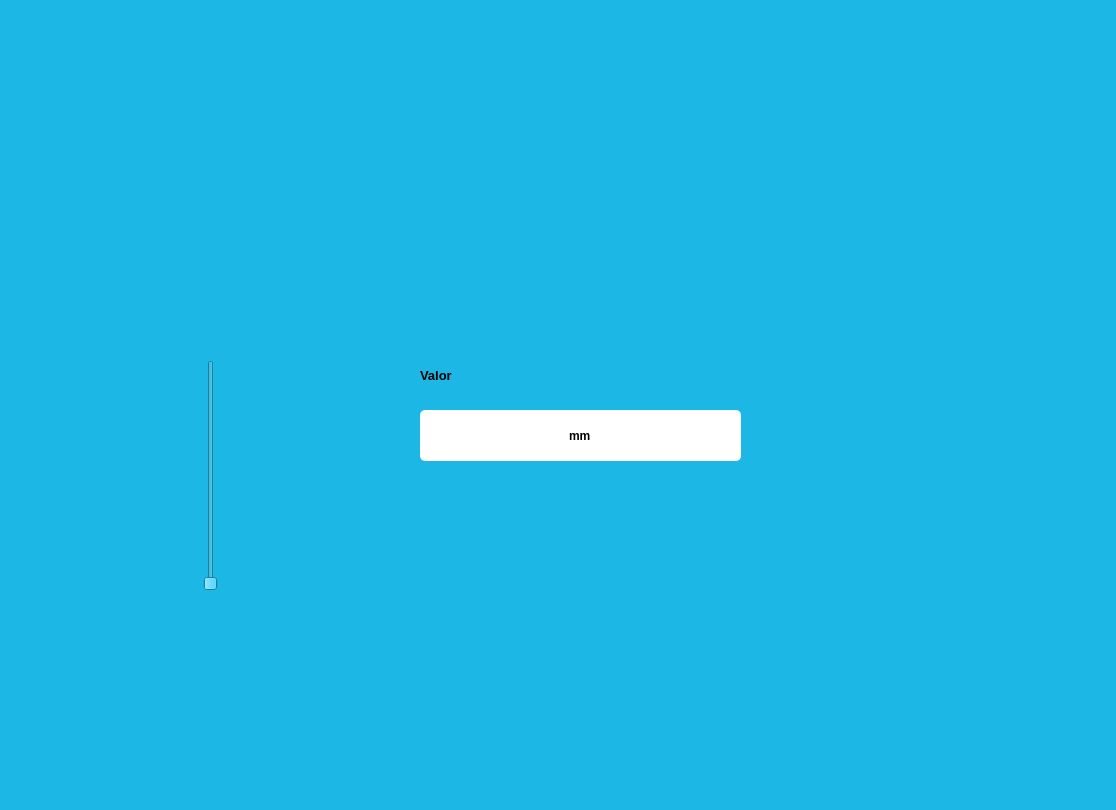
First picture: the form in PIP_2025_Eq1/Unidad 2/P06_Componente_verticalslider.ui, repository juliancruz98/PIP_2025_Eq1, before the edit.
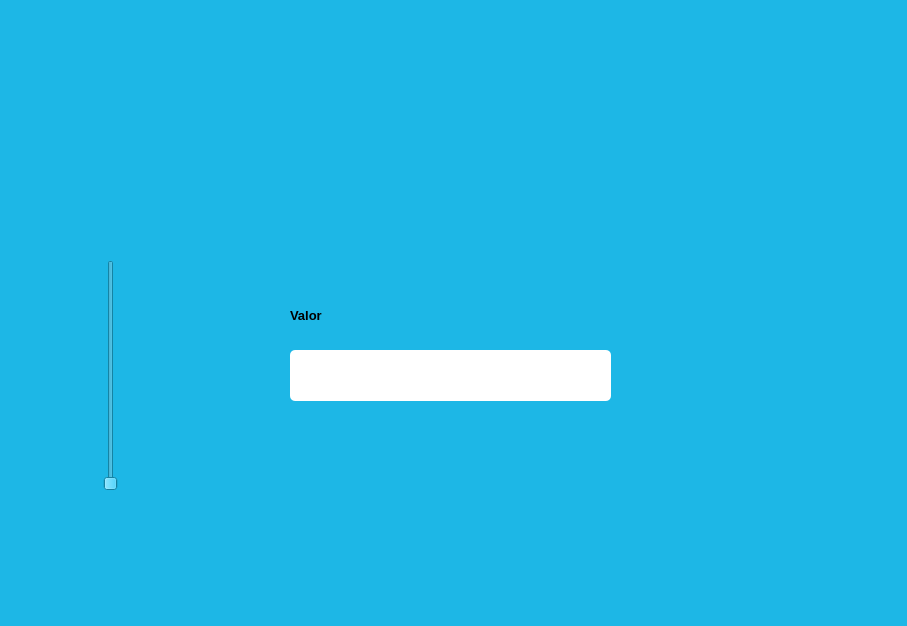
Second picture: the form after the edit. Icons and pictures are not drawn.

Patch:
```diff
--- a/PIP_2025_Eq1/Unidad 2/P06_Componente_verticalslider.ui
+++ b/PIP_2025_Eq1/Unidad 2/P06_Componente_verticalslider.ui
@@ -6,8 +6,8 @@
    <rect>
     <x>0</x>
     <y>0</y>
-    <width>1116</width>
-    <height>810</height>
+    <width>907</width>
+    <height>626</height>
    </rect>
   </property>
   <property name="windowTitle">
@@ -42,8 +42,8 @@
    <widget class="QLabel" name="imagen_3">
     <property name="geometry">
      <rect>
-      <x>820</x>
-      <y>540</y>
+      <x>650</x>
+      <y>370</y>
       <width>191</width>
       <height>161</height>
      </rect>
@@ -64,8 +64,8 @@
    <widget class="QLabel" name="label">
     <property name="geometry">
      <rect>
-      <x>420</x>
-      <y>360</y>
+      <x>290</x>
+      <y>300</y>
       <width>111</width>
       <height>31</height>
      </rect>
@@ -84,8 +84,8 @@
    <widget class="QLineEdit" name="txt_Valor">
     <property name="geometry">
      <rect>
-      <x>420</x>
-      <y>410</y>
+      <x>290</x>
+      <y>350</y>
       <width>321</width>
       <height>51</height>
      </rect>
@@ -102,7 +102,7 @@
 </string>
     </property>
     <property name="text">
-     <string>mm</string>
+     <string/>
     </property>
     <property name="alignment">
      <set>Qt::AlignCenter</set>
@@ -111,10 +111,10 @@
    <widget class="QLabel" name="label_2">
     <property name="geometry">
      <rect>
-      <x>850</x>
+      <x>590</x>
       <y>30</y>
-      <width>191</width>
-      <height>141</height>
+      <width>271</width>
+      <height>131</height>
      </rect>
     </property>
     <property name="text">
@@ -130,8 +130,8 @@
    <widget class="QSlider" name="verticalSlider">
     <property name="geometry">
      <rect>
-      <x>170</x>
-      <y>360</y>
+      <x>70</x>
+      <y>260</y>
       <width>81</width>
       <height>231</height>
      </rect>
```
Left out of the diff: 6 changed lines with no effect on the pictures.
